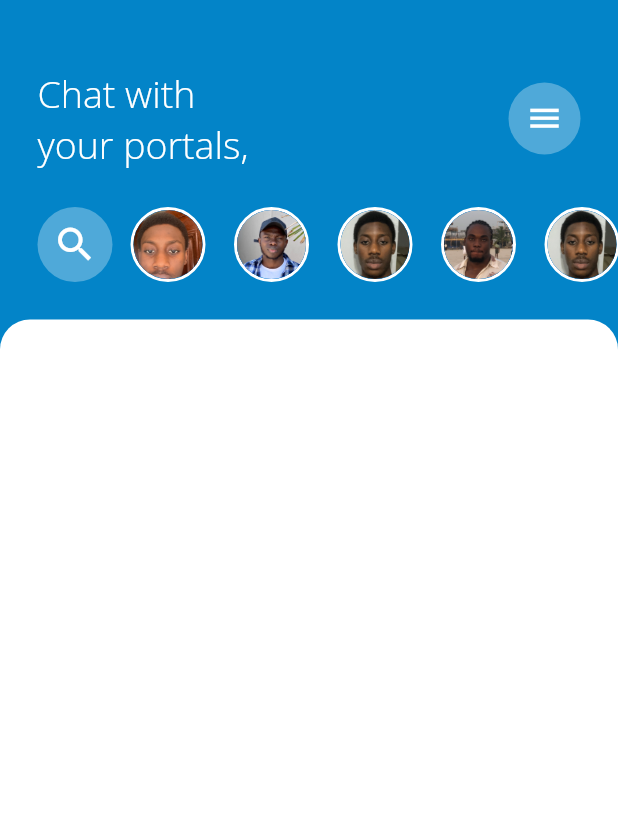
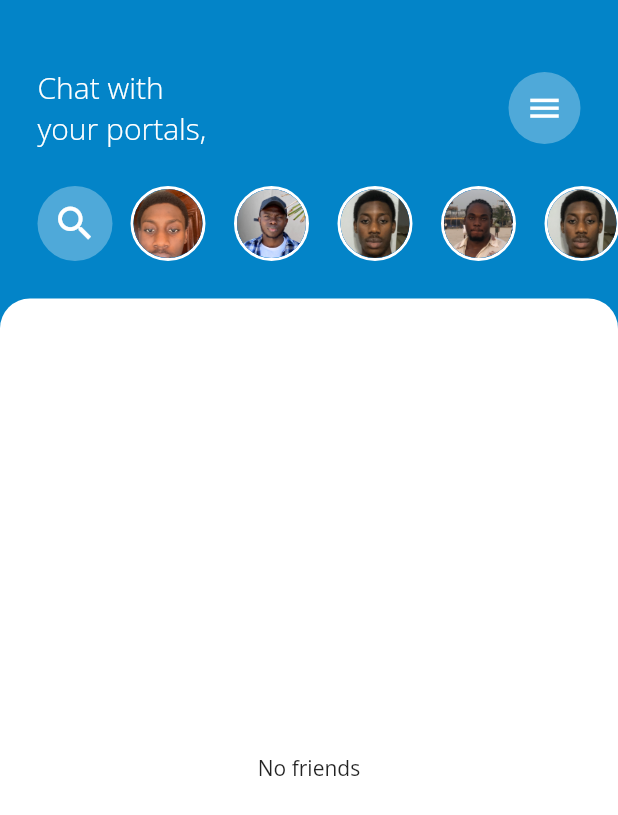
Before and after one commit to levi956/port-hub, a Flutter app: the screen it shows once a user with an empty profile is signed in, on a phone screen of 412 x 824 dp. Shown: the top 815 px of the screen. Run offline on Flutter 3.47's test engine with Material 2 defaults, Android fonts, the phone set to English and light mode, and no system bars; our stand-ins replace cloud_firestore, firebase_auth, firebase_core, firebase_storage, flutter_native_splash, fluttertoast and 1 more; accounts and stored records are empty.

Commit message:
update codebase

```diff
--- a/lib/models/messages.dart
+++ b/lib/models/messages.dart
@@ -20,7 +20,32 @@ class Message {
         user: users[1],
         lastMessage: 'Repairs of your door would be peformed on this day :',
         lastTime: '2:30',
-      )
+      ),
+      Message(
+        user: users[2],
+        lastMessage: 'Repairs of your door would be peformed on this day :',
+        lastTime: '2:30',
+      ),
+      Message(
+        user: users[2],
+        lastMessage: 'Repairs of your door would be peformed on this day :',
+        lastTime: '2:30',
+      ),
+      Message(
+        user: users[2],
+        lastMessage: 'Repairs of your door would be peformed on this day :',
+        lastTime: '2:30',
+      ),
+      Message(
+        user: users[2],
+        lastMessage: 'Repairs of your door would be peformed on this day :',
+        lastTime: '2:30',
+      ),
+      Message(
+        user: users[2],
+        lastMessage: 'Repairs of your door would be peformed on this day :',
+        lastTime: '2:30',
+      ),
     ];
   }
 }
--- a/lib/models/user.dart
+++ b/lib/models/user.dart
@@ -3,13 +3,20 @@ class Users {
   String? firstName;
   String? lastName;
   String? email;
+  String? lastMessage;
   String? profilePhoto;
 
   Users(
-      {this.id, this.firstName, this.lastName, this.profilePhoto, this.email});
+      {this.id,
+      this.firstName,
+      this.lastName,
+      this.profilePhoto,
+      this.email,
+      this.lastMessage});
 
   factory Users.fromJson(Map<String, dynamic> map) {
     return Users(
+        lastMessage: map["lastMessage"],
         firstName: map["firstName"],
         lastName: map["lastName"],
         email: map["email"],
@@ -21,6 +28,7 @@ class Users {
       "firstName": firstName,
       "lastName": lastName,
       "email": email,
+      "lastMessage": lastMessage
     };
   }
 
--- a/lib/pages/home_page.dart
+++ b/lib/pages/home_page.dart
@@ -50,9 +50,8 @@ class _HomePageState extends State<HomePage> {
                           final data = snapshot.data as String;
                           return Text(
                             "Chat with\nyour portals, $data",
-                            // myDatabase.getFirstName(),
                             style: TextStyle(
-                                fontSize: 25,
+                                fontSize: 20,
                                 fontWeight: FontWeight.w300,
                                 color: white),
                           );
--- a/lib/pages/user/edit_profile_page.dart
+++ b/lib/pages/user/edit_profile_page.dart
@@ -15,17 +15,18 @@ class EditProfile extends StatefulWidget {
 class _EditProfileState extends State<EditProfile> {
   @override
   Widget build(BuildContext context) {
+    setStatusBarColor(color: BarColor.black);
     final _newNameController = TextEditingController();
     final _newLevelController = TextEditingController();
     final _newHostelController = TextEditingController();
     final _newEmailController = TextEditingController();
-    setStatusBarColor(color: BarColor.black);
+
     return BackgroundImageFb0(
       imagePath: 'assets/images/background1.png',
       child: Scaffold(
         backgroundColor: Colors.transparent,
         body: Padding(
-          padding: const EdgeInsets.only(left: 20, right: 20, top: 30),
+          padding: const EdgeInsets.only(left: 20, right: 20, top: 50),
           child: Column(
             crossAxisAlignment: CrossAxisAlignment.start,
             children: [
@@ -42,6 +43,7 @@ class _EditProfileState extends State<EditProfile> {
                   const Text('Save')
                 ],
               ),
+              const SizedBox(height: 30),
               Center(
                 child: Image.asset('assets/images/porthub.png',
                     height: 29.34, width: 166.52),
--- a/lib/pages/user/view_profile_page.dart
+++ b/lib/pages/user/view_profile_page.dart
@@ -16,7 +16,7 @@ class ViewProfile extends StatelessWidget {
       child: Scaffold(
         backgroundColor: Colors.transparent,
         body: Padding(
-          padding: const EdgeInsets.only(left: 20, right: 20, top: 30),
+          padding: const EdgeInsets.only(left: 20, right: 20, top: 50),
           child: Column(
             crossAxisAlignment: CrossAxisAlignment.start,
             children: [
@@ -37,6 +37,7 @@ class ViewProfile extends StatelessWidget {
                       child: const Text('Edit Profile'))
                 ],
               ),
+              const SizedBox(height: 30),
               Center(
                 child: Image.asset('assets/images/porthub.png',
                     height: 29.34, width: 166.52),
--- a/lib/utils/widgets/recent_messages.dart
+++ b/lib/utils/widgets/recent_messages.dart
@@ -6,6 +6,7 @@ import 'package:port_hub/utils/navigation/navigation.dart';
 import '../../models/messages.dart';
 import '../../models/user.dart';
 import '../../pages/chats_page.dart';
+import '../../services/database_methods.dart';
 import '../styles/color_constants.dart';
 
 class RecentMessages extends StatefulWidget {
@@ -16,10 +17,60 @@ class RecentMessages extends StatefulWidget {
 }
 
 class _RecentMessagesState extends State<RecentMessages> {
-  // String? uid = FirebaseAuth.instance.currentUser?.uid;
+  var uid = FirebaseAuth.instance.currentUser?.uid;
+
+  DatabaseMethods myDatabase = DatabaseMethods();
+
+  Future funcThatMakesAsyncCall() async {
+    var result = await myDatabase.getName2();
+    setState(() {
+      result = result;
+    });
+    return result.toString();
+    // setState(() {
+    //   String someVal = result;
+    //   print(someVal);
+    //   return someVal.toString();
+    // });
+  }
+
+  // @override
+  // initState() {
+  //   funcThatMakesAsyncCall();
+  //   super.initState();
+  // }
+
+//   myDatabase.getName2().then((result) {
+//   print(result);
+//   setState(() {
+//     someVal = result;
+//   })
+// })
+
+  // FutureBuilder<String> getNameFuture() {
+  //   return FutureBuilder(
+  //     future: myDatabase.getName2(),
+  //     builder: (context, snapshot) {
+  //       if (snapshot.connectionState == ConnectionState.done) {
+  //         if (snapshot.hasError) {
+  //           return const Center(
+  //             child: Text('an error has occured '),
+  //           );
+  //         } else if (snapshot.hasData) {
+  //           final data = snapshot.data as String;
+  //           return const SizedBox.shrink();
+  //         }
+  //       }
+  //       return const CircularProgressIndicator.adaptive();
+  //     },
+  //   );
+  // }
+
+  // creating the stream here
   Stream<List<Users>> readUsers() => FirebaseFirestore.instance
       .collection('users')
-      .where('uid', isNotEqualTo: uid)
+      // modify where to user itself field
+      // .where('firstName', isNotEqualTo: funcThatMakesAsyncCall())
       .snapshots()
       .map((snapshot) =>
           snapshot.docs.map((doc) => Users.fromJson(doc.data())).toList());
@@ -39,47 +90,67 @@ class _RecentMessagesState extends State<RecentMessages> {
             topRight: Radius.circular(20),
           ),
         ),
-        child: _buildMessages(),
+
+        // creating the stream that gets data from users document
+        child: StreamBuilder<List<Users>>(
+          stream: readUsers(),
+          builder: (context, snapshot) {
+            if (!snapshot.hasData) {
+              return const Center(child: CircularProgressIndicator.adaptive());
+            }
+
+            // collection data returns a list type data (NOTE)
+            final List<Users> recentUsers = snapshot.data!;
+
+            if (recentUsers.isEmpty) {
+              return const Center(
+                child: Text('No friends'),
+              );
+            }
+
+            // so creating a listview depeding on that lenght of
+            // collection list document it returns
+            return ListView.separated(
+                physics: const BouncingScrollPhysics(),
+                padding: EdgeInsets.zero,
+                itemBuilder: (context, index) => _buildMessage(context, index),
+                separatorBuilder: (_, index) => const SizedBox(height: 30),
+                itemCount: recentUsers.length);
+          },
+        ),
       ),
     );
   }
 
-  Widget _buildMessages() {
-    return ListView.separated(
-        padding: EdgeInsets.zero,
-        itemBuilder: (context, index) => _buildMessage(context, index),
-        separatorBuilder: (_, index) => const SizedBox(height: 30),
-        itemCount: messageList.length);
-  }
-
   Widget _buildMessage(BuildContext context, int index) {
-    return InkWell(
-      onTap: () {
-        pushTo(context, Chat(message: messageList[index]));
-      },
-      child: StreamBuilder<List<Users>>(
+    return StreamBuilder<List<Users>>(
       stream: readUsers(),
       builder: (context, snapshot) {
         if (!snapshot.hasData) {
-            return const Text('loading...');
+          return const Center(child: CircularProgressIndicator.adaptive());
         }
 
         final List<Users> recentUsers = snapshot.data!;
 
         if (recentUsers.isEmpty) {
-            return const Center();
+          return const Center(
+            child: Text('No list'),
+          );
         }
 
-          Users firstName = recentUsers[1];
-          Users lastName = recentUsers[1];
+        Users user = recentUsers[index];
 
-          return Row(
+        return InkWell(
+          onTap: () {
+            pushTo(context, Chat(userNameChatScreen: user));
+          },
+          child: Row(
             children: [
               Container(
-                child: CircleAvatar(
+                child: const CircleAvatar(
                   radius: 30,
-                  backgroundImage:
-                      AssetImage(messageList[index]!.user!.profilePhoto!),
+                  // backgroundImage:
+                  //     AssetImage(messageList[index]!.user!.profilePhoto!),
                 ),
                 decoration: BoxDecoration(
                   shape: BoxShape.circle,
@@ -94,18 +165,21 @@ class _RecentMessagesState extends State<RecentMessages> {
                     Row(
                       children: [
                         Text(
-                          "${firstName.firstName}",
+                          "${user.firstName}",
                           // messageList[index]!.user!.firstName.toString(),
                           style: const TextStyle(fontSize: 14),
                         ),
                         const SizedBox(width: 5),
                         Text(
-                          "${lastName.lastName}",
+                          "${user.lastName}",
                           // messageList[index]!.user!.lastName.toString(),
                           style: const TextStyle(fontSize: 14),
                         ),
                         const Spacer(),
-                        Text(messageList[index]!.lastTime!),
+
+                        // Text(
+
+                        //   [index]!.lastTime!),
                         const SizedBox(width: 10),
                         CircleAvatar(
                           radius: 5,
@@ -114,7 +188,7 @@ class _RecentMessagesState extends State<RecentMessages> {
                       ],
                     ),
                     Text(
-                      messageList[index]!.lastMessage.toString(),
+                      "${user.lastMessage}",
                       style: const TextStyle(fontSize: 13),
                       overflow: TextOverflow.ellipsis,
                     ),
@@ -122,9 +196,9 @@ class _RecentMessagesState extends State<RecentMessages> {
                 ),
               )
             ],
+          ),
         );
       },
-      ),
     );
   }
 }
--- a/pubspec.yaml
+++ b/pubspec.yaml
@@ -15,6 +15,7 @@ dependencies:
   google_fonts: ^2.3.1
   firebase_core: ^1.13.1
   firebase_auth: ^3.3.9
+  firebase_storage: ^10.2.9
   fluttertoast: ^8.0.9
   cloud_firestore: ^3.1.10
   flutter:
```
Also changed, not shown: lib/pages/chats_page.dart (+5 -5 lines), lib/pages/sign_up.dart (+30 -14 lines), lib/services/auth.dart (+21 -0 lines), lib/services/database_methods.dart (+10 -32 lines), lib/utils/widgets/bottom_sheet.dart (added, +89 -0 lines), lib/utils/widgets/buttons.dart (+6 -2 lines), pubspec.lock, 2 other files. Lines whose indentation alone changed are shown as unchanged.
